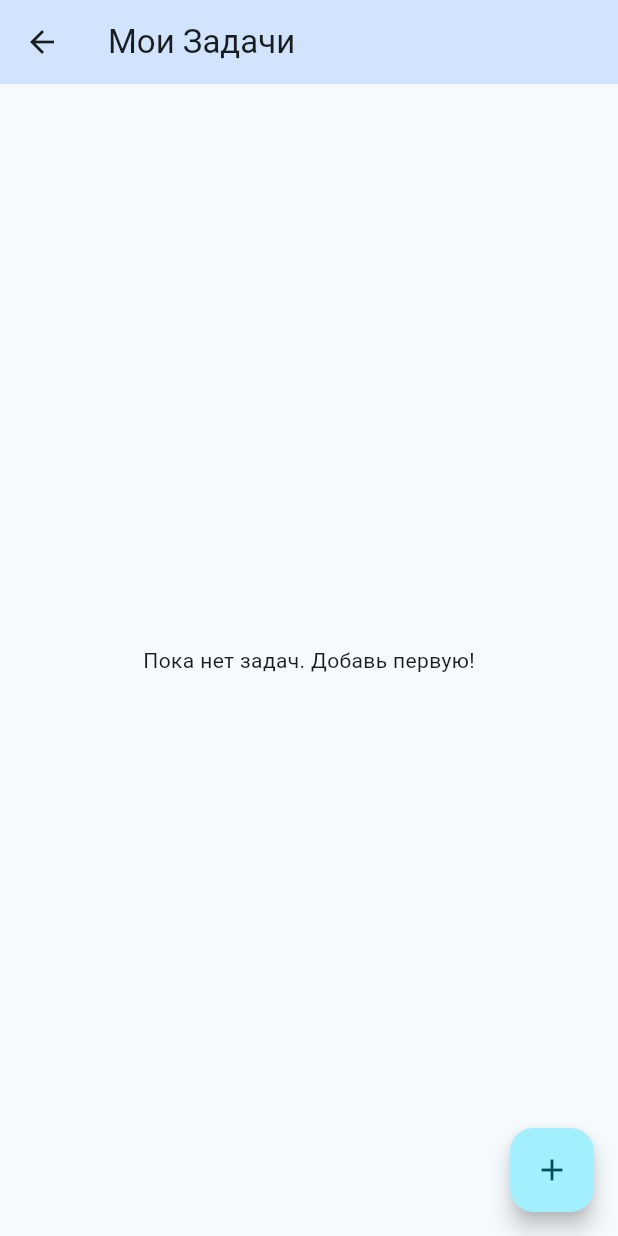
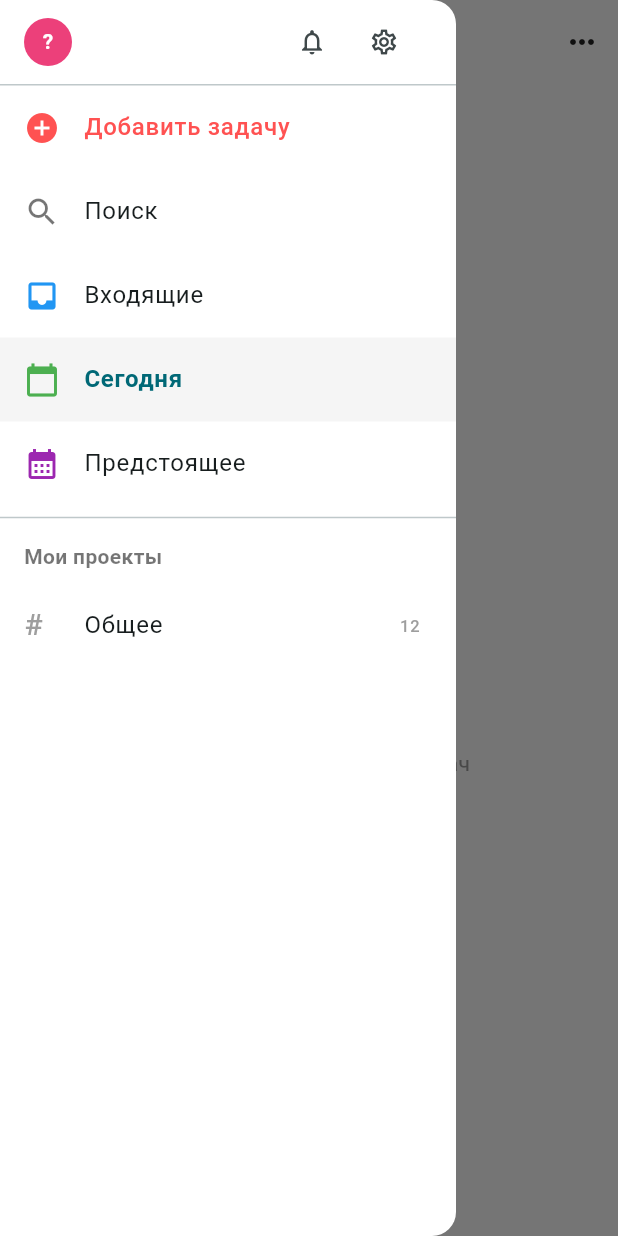
Before and after one commit to AlexFIDA/azurite, a Flutter app: the TodoScreen screen opened directly, with the side drawer open (before the commit the screen has no drawer), on a phone screen of 412 x 824 dp. Run offline on Flutter 3.47's test engine with Material 3 defaults, Android fonts, the phone set to English and light mode, and no system bars; our stand-ins replace cloud_firestore, firebase_auth, firebase_core, flutter_riverpod; accounts and stored records are empty.

Commit message:
new main screen for todo

```diff
--- a/lib/features/todo/UI/todo_screen.dart
+++ b/lib/features/todo/UI/todo_screen.dart
@@ -1,51 +1,55 @@
+import 'package:azurite/core/auth/authorization.dart';
 import 'package:flutter/material.dart';
 import 'package:flutter_riverpod/flutter_riverpod.dart';
 import '../data/todo_repository.dart';
-import '../domain/task_model.dart';
+import 'widgets/todo_drawer.dart';
 
 class TodoScreen extends ConsumerWidget {
   const TodoScreen({super.key});
 
   @override
   Widget build(BuildContext context, WidgetRef ref) {
-    // Подписываемся на поток задач
     final tasksAsyncValue = ref.watch(tasksStreamProvider);
 
+    // Получаем имя пользователя
+    final user = ref.watch(authStateProvider).value;
+    final userName = user?.displayName ?? 'пользователь';
+
     return Scaffold(
+      backgroundColor: Colors.white,
+      drawer: const TodoDrawer(),
       appBar: AppBar(
-        title: const Text('Мои Задачи'),
-        backgroundColor: Colors.blueAccent.withOpacity(0.2),
+        backgroundColor: Colors.white,
+        elevation: 0,
+        iconTheme: const IconThemeData(color: Colors.black87),
+        title: const Text('Сегодня', style: TextStyle(color: Colors.black, fontWeight: FontWeight.bold)),
+        actions: [
+          IconButton(
+            icon: const Icon(Icons.more_horiz),
+            onPressed: () {},
+          ),
+        ],
       ),
-      // Обрабатываем три состояния потока (загрузка, ошибка, данные)
       body: tasksAsyncValue.when(
         loading: () => const Center(child: CircularProgressIndicator()),
         error: (error, stack) => Center(child: Text('Ошибка: $error')),
         data: (tasks) {
+          // Если задач нет
           if (tasks.isEmpty) {
-            return const Center(child: Text('Пока нет задач. Добавь первую!'));
+            return _buildEmptyState(context, userName);
           }
-          // Рисуем список задач
+          // Если задачи есть
           return ListView.builder(
+            padding: const EdgeInsets.symmetric(horizontal: 16.0),
             itemCount: tasks.length,
             itemBuilder: (context, index) {
               final task = tasks[index];
               return CheckboxListTile(
-                title: Text(
-                  task.title,
-                  style: TextStyle(
-                    // Перечеркиваем текст, если задача выполнена
-                    decoration: task.isDone ? TextDecoration.lineThrough : null,
-                    color: task.isDone ? Colors.grey : Colors.black,
-                  ),
-                ),
-                subtitle: task.description.isNotEmpty
-                    ? Text(task.description)
-                    : null,
+                title: Text(task.title),
                 value: task.isDone,
-                // При клике на чекбокс дергаем метод обновления в репозитории
-                onChanged: (bool? newValue) {
-                  if (newValue != null) {
-                    ref.read(todoRepositoryProvider).toggleTaskStatus(task.id, newValue);
+                onChanged: (val) {
+                  if (val != null) {
+                    ref.read(todoRepositoryProvider).toggleTaskStatus(task.id, val);
                   }
                 },
               );
@@ -53,48 +57,55 @@ class TodoScreen extends ConsumerWidget {
           );
         },
       ),
-      // Кнопка добавления новой задачи
-      floatingActionButton: FloatingActionButton(
-        onPressed: () => _showAddTaskDialog(context, ref),
-        child: const Icon(Icons.add),
-      ),
     );
   }
 
-  // Окно для ввода новой задачи
-  void _showAddTaskDialog(BuildContext context, WidgetRef ref) {
-    final titleController = TextEditingController();
+  // Верстка пустого экрана
+  Widget _buildEmptyState(BuildContext context, String userName) {
+    return Padding(
+      padding: const EdgeInsets.symmetric(horizontal: 24.0),
+      child: Column(
+        crossAxisAlignment: CrossAxisAlignment.start,
+        children: [
+          const SizedBox(height: 16),
+          InkWell(
+            onTap: () {
+              // TODO: Вызвать окно добавления задачи
+            },
+            child: Row(
+              children: [
+                Icon(Icons.add, color: Colors.grey.shade400),
+                const SizedBox(width: 8),
+                Text('Добавить задачу', style: TextStyle(color: Colors.grey.shade600, fontSize: 16)),
+              ],
+            ),
+          ),
 
-    showDialog(
-      context: context,
-      builder: (context) => AlertDialog(
-        title: const Text('Новая задача'),
-        content: TextField(
-          controller: titleController,
-          autofocus: true,
-          decoration: const InputDecoration(hintText: 'Что нужно сделать?'),
-        ),
-        actions: [
-          TextButton(
-            onPressed: () => Navigator.pop(context),
-            child: const Text('Отмена'),
-          ),
-          ElevatedButton(
-            onPressed: () {
-              final text = titleController.text.trim();
-              if (text.isNotEmpty) {
-                // Создаем объект задачи
-                final newTask = TaskModel(
-                  id: '', // Firebase сам сгенерирует ID при добавлении
-                  title: text,
-                  createdAt: DateTime.now(),
-                );
-                // Отправляем в базу
-                ref.read(todoRepositoryProvider).addTask(newTask);
-                Navigator.pop(context); // Закрываем окно
-              }
-            },
-            child: const Text('Добавить'),
+          // Расширяющийся контейнер для центрирования картинки
+          Expanded(
+            child: Center(
+              child: Column(
+                mainAxisAlignment: MainAxisAlignment.center,
+                children: [
+                  // Заглушка для иллюстрации. Потом заменить на Image.asset('assets/картинка')
+                  Icon(Icons.spa_outlined, size: 120, color: Colors.green.shade200),
+                  const SizedBox(height: 24),
+
+                  Text(
+                    'Хорошего дня, $userName.',
+                    style: const TextStyle(fontSize: 18, fontWeight: FontWeight.bold, color: Colors.black87),
+                  ),
+                  const SizedBox(height: 8),
+
+                  const Text(
+                    'Сегодня вы выполнили 0 задач\nи достигли #TodoistZero!',
+                    textAlign: TextAlign.center,
+                    style: TextStyle(color: Colors.grey, fontSize: 14),
+                  ),
+                  const SizedBox(height: 60), // Приподнимаем контент чуть выше центра
+                ],
+              ),
+            ),
           ),
         ],
       ),
--- /dev/null
+++ b/lib/features/todo/UI/widgets/todo_drawer.dart
@@ -0,0 +1,100 @@
+import 'package:flutter/material.dart';
+import 'package:flutter_riverpod/flutter_riverpod.dart';
+import '../../../../core/auth/authorization.dart';
+
+class TodoDrawer extends ConsumerWidget {
+  const TodoDrawer({super.key});
+
+  @override
+  Widget build(BuildContext context, WidgetRef ref) {
+    // Получаем текущего пользователя из провайдера авторизации.
+    // .value дает нам данные напрямую (без обработки состояний loading/error),
+    // так как мы точно знаем, что пользователь авторизован, если он видит этот экран.
+    final user = ref.watch(authStateProvider).value;
+
+    // Безопасно извлекаем имя. Если его нет — пишем дефолтное.
+    final userName = user?.displayName ?? 'Пользователь';
+    // Берем первую букву имени для аватарки
+    final initial = userName.isNotEmpty ? userName[0].toUpperCase() : '?';
+
+    return Drawer(
+      backgroundColor: Colors.white, // Чистый белый фон в стиле Todoist
+      child: SafeArea(
+        child: Column(
+          children: [
+            ListTile(
+              leading: CircleAvatar(
+                backgroundColor: Colors.pink.shade400,
+                radius: 16,
+                child: Text(
+                  initial,
+                  style: const TextStyle(color: Colors.white, fontSize: 14, fontWeight: FontWeight.bold),
+                ),
+              ),
+              title: Text(userName, style: const TextStyle(fontWeight: FontWeight.bold)),
+              trailing: Row(
+                mainAxisSize: MainAxisSize.min,
+                children: [
+                  IconButton(icon: const Icon(Icons.notifications_none, size: 20), onPressed: () {}),
+                  IconButton(icon: const Icon(Icons.settings_outlined, size: 20), onPressed: () {}),
+                ],
+              ),
+            ),
+            const Divider(height: 1),
+
+            // Кнопка добавления задачи (как в десктопе, вынесена наверх)
+            ListTile(
+              leading: const Icon(Icons.add_circle, color: Colors.redAccent),
+              title: const Text('Добавить задачу', style: TextStyle(color: Colors.redAccent, fontWeight: FontWeight.w500)),
+              onTap: () {
+                // Позже привяжем логику добавления
+                Navigator.pop(context);
+              },
+            ),
+
+            // Меню навигации
+            ListTile(
+              leading: const Icon(Icons.search, color: Colors.black54),
+              title: const Text('Поиск'),
+              onTap: () {},
+            ),
+            ListTile(
+              leading: const Icon(Icons.inbox, color: Colors.blue),
+              title: const Text('Входящие'),
+              onTap: () {},
+            ),
+            ListTile(
+              leading: const Icon(Icons.calendar_today, color: Colors.green),
+              title: const Text('Сегодня', style: TextStyle(fontWeight: FontWeight.bold)),
+              selected: true, // Подсвечиваем активный пункт
+              selectedTileColor: Colors.grey.shade100,
+              onTap: () {},
+            ),
+            ListTile(
+              leading: const Icon(Icons.calendar_month, color: Colors.purple),
+              title: const Text('Предстоящее'),
+              onTap: () {},
+            ),
+
+            const Divider(),
+
+            // Секция проектов
+            const Padding(
+              padding: EdgeInsets.symmetric(horizontal: 16.0, vertical: 8.0),
+              child: Align(
+                alignment: Alignment.centerLeft,
+                child: Text('Мои проекты', style: TextStyle(fontWeight: FontWeight.bold, color: Colors.black54)),
+              ),
+            ),
+            ListTile(
+              leading: const Text('#', style: TextStyle(fontSize: 20, color: Colors.grey)),
+              title: const Text('Общее'),
+              trailing: const Text('12', style: TextStyle(color: Colors.grey)),
+              onTap: () {},
+            ),
+          ],
+        ),
+      ),
+    );
+  }
+}
--- a/lib/main.dart
+++ b/lib/main.dart
@@ -1,7 +1,7 @@
 import 'package:azurite/core/navigation/main_shell.dart';
 import 'package:flutter/material.dart';
 import 'package:firebase_core/firebase_core.dart';
-import 'package:flutter_riverpod/flutter_riverpod.dart'; // Добавь это
+import 'package:flutter_riverpod/flutter_riverpod.dart';
 import 'firebase_options.dart';
 import 'core/auth/authorization.dart';
 import 'core/auth/authorization_screen.dart';
```
